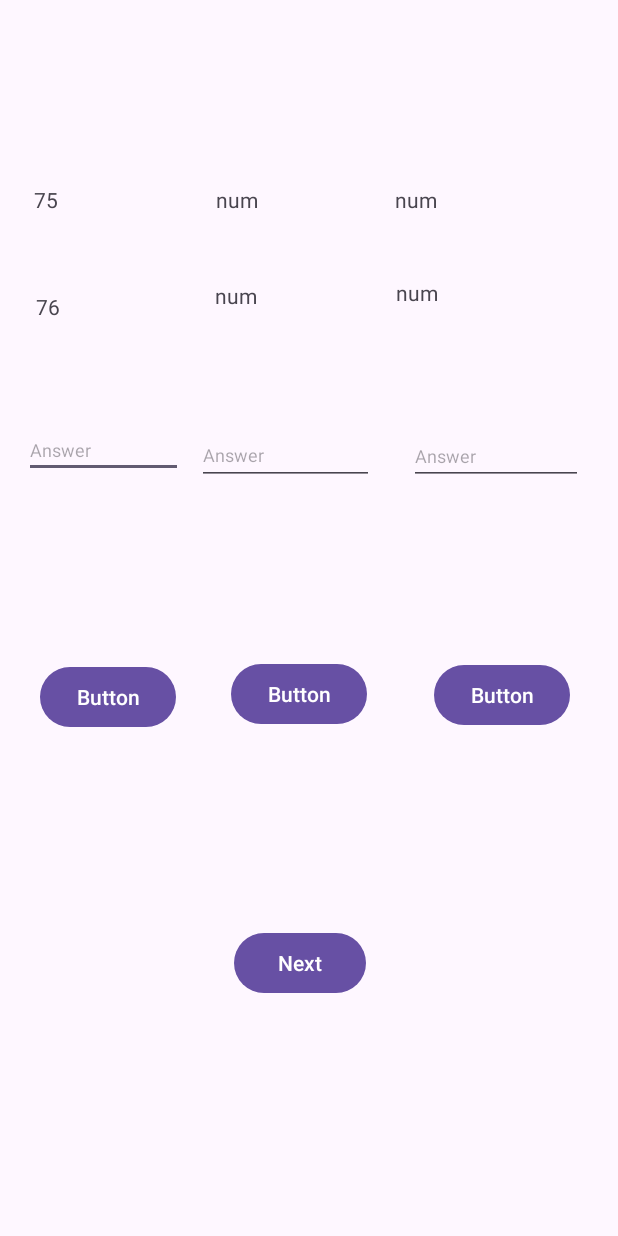
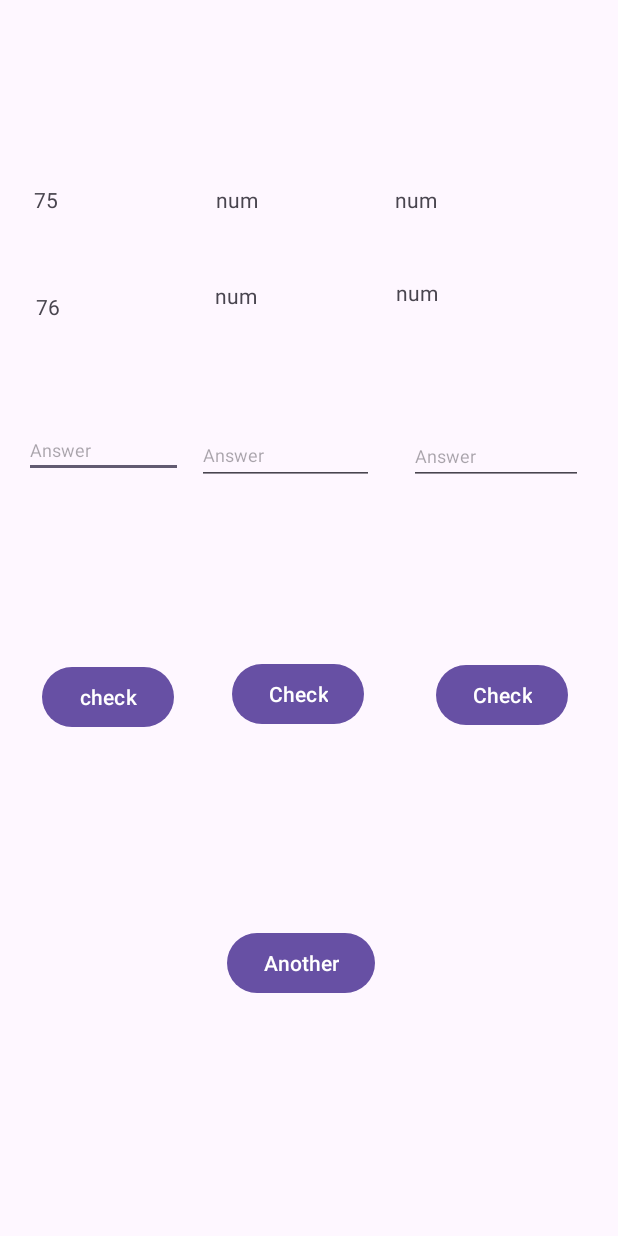
Before and after one commit to Shon40501/ShonAronovNumberGame, an Android app: the screen it shows after launch (MainActivity), on a phone screen of 412 x 824 dp. Run offline under Robolectric (Android 15) with nearby library versions, the phone set to English and light mode, and no system bars.

Commit message:
ninth Commmit

```diff
--- a/app/src/main/res/layout/activity_main.xml
+++ b/app/src/main/res/layout/activity_main.xml
@@ -134,7 +134,7 @@
         android:layout_height="wrap_content"
         android:layout_marginTop="32dp"
         android:onClick="b1"
-        android:text="Button"
+        android:text="check"
         app:layout_constraintEnd_toEndOf="@+id/correct1"
         app:layout_constraintHorizontal_bias="0.409"
         app:layout_constraintStart_toStartOf="@+id/correct1"
@@ -146,7 +146,7 @@
         android:layout_height="wrap_content"
         android:layout_marginTop="28dp"
         android:onClick="b2"
-        android:text="Button"
+        android:text="Check"
         app:layout_constraintEnd_toEndOf="@+id/Correct2"
         app:layout_constraintHorizontal_bias="0.208"
         app:layout_constraintStart_toStartOf="@+id/Correct2"
@@ -158,7 +158,7 @@
         android:layout_height="wrap_content"
         android:layout_marginTop="32dp"
         android:onClick="b3"
-        android:text="Button"
+        android:text="Check"
         app:layout_constraintEnd_toEndOf="@+id/Correct3"
         app:layout_constraintStart_toStartOf="@+id/Correct3"
         app:layout_constraintTop_toBottomOf="@+id/Correct3" />
@@ -240,7 +240,7 @@
         android:layout_width="wrap_content"
         android:layout_height="wrap_content"
         android:onClick="Next"
-        android:text="Next"
+        android:text="Another"
         app:layout_constraintBottom_toBottomOf="parent"
         app:layout_constraintEnd_toEndOf="parent"
         app:layout_constraintHorizontal_bias="0.482"
```
